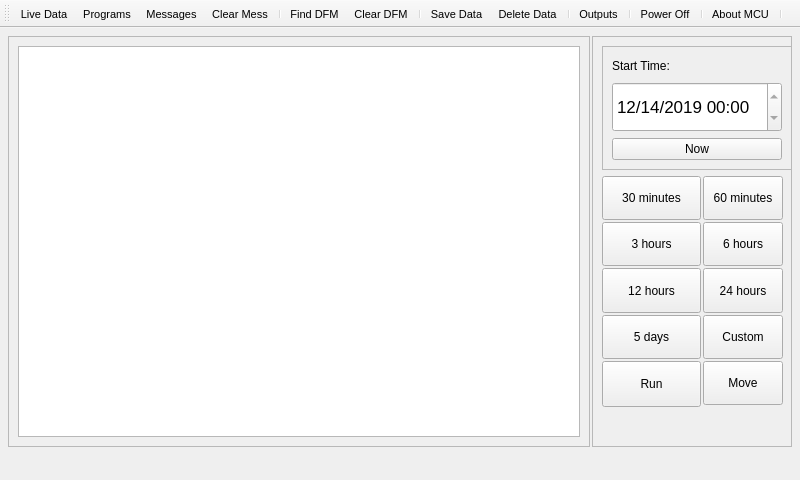
spletcher1/PyMCU, file Mainwindow.ui: the form before one commit.
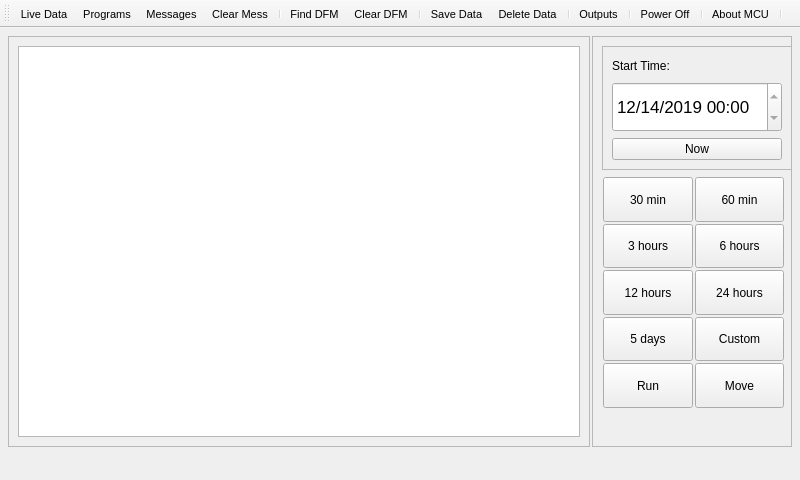
The form after the commit. Icons and pictures are not drawn.

The edit to the form file:
```diff
--- a/Mainwindow.ui
+++ b/Mainwindow.ui
@@ -205,8 +205,8 @@
           <widget class="QWidget" name="">
            <property name="geometry">
             <rect>
-             <x>10</x>
-             <y>140</y>
+             <x>11</x>
+             <y>141</y>
              <width>181</width>
              <height>231</height>
             </rect>
@@ -215,7 +215,7 @@
             <property name="spacing">
              <number>2</number>
             </property>
-            <item row="0" column="0" colspan="2">
+            <item row="0" column="0">
              <widget class="QPushButton" name="T30MinButton">
               <property name="sizePolicy">
                <sizepolicy hsizetype="Minimum" vsizetype="MinimumExpanding">
@@ -224,11 +224,11 @@
                </sizepolicy>
               </property>
               <property name="text">
-               <string>30 minutes</string>
+               <string>30 min</string>
               </property>
              </widget>
             </item>
-            <item row="0" column="2">
+            <item row="0" column="1">
              <widget class="QPushButton" name="T60MinButton">
               <property name="sizePolicy">
                <sizepolicy hsizetype="Minimum" vsizetype="Preferred">
@@ -237,11 +237,11 @@
                </sizepolicy>
               </property>
               <property name="text">
-               <string>60 minutes</string>
+               <string>60 min</string>
               </property>
              </widget>
             </item>
-            <item row="1" column="0" colspan="2">
+            <item row="1" column="0">
              <widget class="QPushButton" name="T3HrButton">
               <property name="sizePolicy">
                <sizepolicy hsizetype="Minimum" vsizetype="MinimumExpanding">
@@ -254,7 +254,7 @@
               </property>
              </widget>
             </item>
-            <item row="1" column="2">
+            <item row="1" column="1">
              <widget class="QPushButton" name="T6HrButton">
               <property name="sizePolicy">
                <sizepolicy hsizetype="Minimum" vsizetype="MinimumExpanding">
@@ -267,7 +267,7 @@
               </property>
              </widget>
             </item>
-            <item row="2" column="0" colspan="2">
+            <item row="2" column="0">
              <widget class="QPushButton" name="T12HrButton">
               <property name="sizePolicy">
                <sizepolicy hsizetype="Minimum" vsizetype="MinimumExpanding">
@@ -280,7 +280,7 @@
               </property>
              </widget>
             </item>
-            <item row="2" column="2">
+            <item row="2" column="1">
              <widget class="QPushButton" name="T24HrButton">
               <property name="sizePolicy">
                <sizepolicy hsizetype="Minimum" vsizetype="MinimumExpanding">
@@ -296,7 +296,7 @@
               </property>
              </widget>
             </item>
-            <item row="3" column="0" colspan="2">
+            <item row="3" column="0">
              <widget class="QPushButton" name="T5DButton">
               <property name="sizePolicy">
                <sizepolicy hsizetype="Minimum" vsizetype="MinimumExpanding">
@@ -309,7 +309,7 @@
               </property>
              </widget>
             </item>
-            <item row="3" column="2">
+            <item row="3" column="1">
              <widget class="QPushButton" name="CustomButton">
               <property name="sizePolicy">
                <sizepolicy hsizetype="Minimum" vsizetype="MinimumExpanding">
@@ -322,7 +322,7 @@
               </property>
              </widget>
             </item>
-            <item row="4" column="0" rowspan="2" colspan="2">
+            <item row="4" column="0">
              <widget class="QPushButton" name="RunProgramButton">
               <property name="sizePolicy">
                <sizepolicy hsizetype="Minimum" vsizetype="MinimumExpanding">
@@ -335,7 +335,7 @@
               </property>
              </widget>
             </item>
-            <item row="4" column="2">
+            <item row="4" column="1">
              <widget class="QPushButton" name="MoveButton">
               <property name="sizePolicy">
                <sizepolicy hsizetype="Minimum" vsizetype="MinimumExpanding">
```
